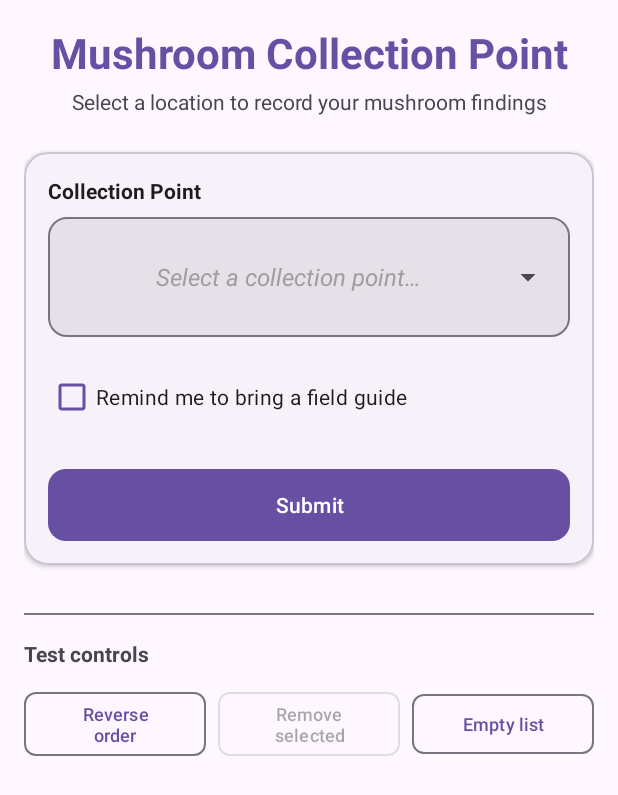
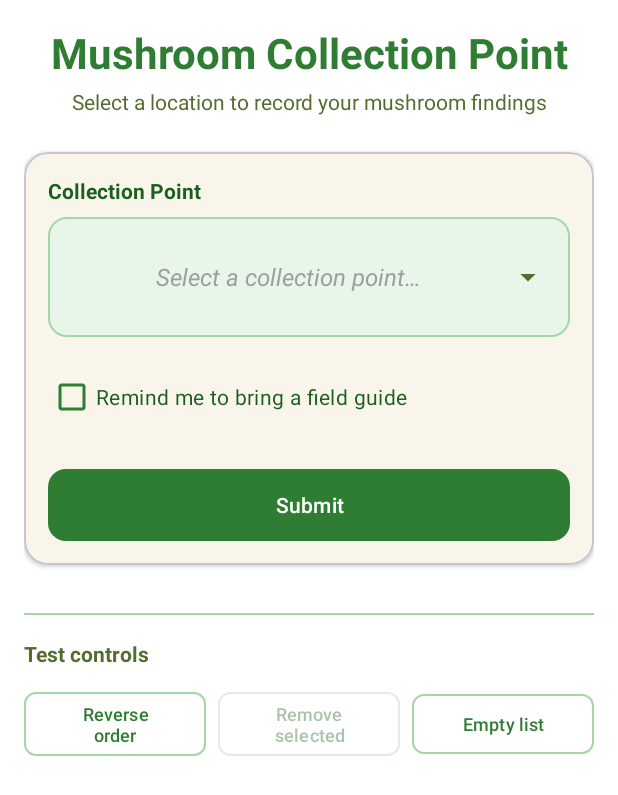
Before and after one commit to Kiamapatrick/ArrayAdapter, an Android app: the screen it shows after launch (MainActivity), on a phone screen of 412 x 824 dp. Shown: the top 795 px of the screen. Run offline under Robolectric (Android 15) with nearby library versions, the phone set to English and light mode, and no system bars; 1 statement that could not run was skipped.

Commit message:
Fix theme, selection state, rotation list restore, add gradle wrapper

```diff
--- a/app/src/main/java/com/example/arrayadapter/MainActivity.java
+++ b/app/src/main/java/com/example/arrayadapter/MainActivity.java
@@ -4,7 +4,6 @@ import android.os.Bundle;
 import android.util.Log;
 import android.view.View;
 import android.widget.AdapterView;
-import android.widget.ArrayAdapter;
 import android.widget.CheckBox;
 import android.widget.Spinner;
 import android.widget.TextView;
@@ -30,6 +29,8 @@ public class MainActivity extends AppCompatActivity {
     private static final String KEY_SELECTED_ID = "selected_id";
     private static final String KEY_CHECKBOX_STATE = "checkbox_state";
     private static final String KEY_CONFIRMATION_VISIBLE = "confirmation_visible";
+    private static final String KEY_OPTION_IDS = "option_ids";
+    private static final String KEY_IS_LIST_EMPTY = "is_list_empty";
 
     // UI components
     private Spinner spinnerCollectionPoint;
@@ -47,7 +48,7 @@ public class MainActivity extends AppCompatActivity {
 
     // Data
     private List<CollectionPoint> collectionPoints;
-    private List<CollectionPoint> originalCollectionPoints; // For restore
+    private List<CollectionPoint> originalCollectionPoints; // Master list for lookup
     private CollectionPointAdapter adapter;
     private int selectedId = -1; // -1 means prompt selected
     private boolean checkboxState = false;
@@ -66,13 +67,19 @@ public class MainActivity extends AppCompatActivity {
         });
 
         initViews();
-        initData();
+        initMasterData();
+
+        // Disable spinner's own save/restore; we handle it via stable IDs
+        spinnerCollectionPoint.setSaveEnabled(false);
+
         setupSpinner();
         setupListeners();
 
         if (savedInstanceState != null) {
             restoreState(savedInstanceState);
         } else {
+            // Initial setup with full list
+            rebuildCollectionPointsFromMaster();
             updateUiForDataState();
         }
     }
@@ -92,18 +99,47 @@ public class MainActivity extends AppCompatActivity {
         tvEmptyState = findViewById(R.id.tvEmptyState);
     }
 
-    private void initData() {
-        // Create synthetic data with stable IDs
+    private void initMasterData() {
+        // Master list (never modified) for looking up labels by ID
+        originalCollectionPoints = new ArrayList<>();
+        originalCollectionPoints.add(new CollectionPoint(-1, getString(R.string.spinner_prompt)));
+        originalCollectionPoints.add(new CollectionPoint(101, "Karura Forest"));
+        originalCollectionPoints.add(new CollectionPoint(102, "Ngong Hills"));
+        originalCollectionPoints.add(new CollectionPoint(103, "Aberdare Edge"));
+        originalCollectionPoints.add(new CollectionPoint(104, "Kakamega Forest"));
+        originalCollectionPoints.add(new CollectionPoint(105, "Mt. Kenya Lower Slopes"));
+
+        // Start with full list
+        rebuildCollectionPointsFromMaster();
+    }
+
+    /** Rebuilds collectionPoints from originalCollectionPoints (used for initial setup and "Restore list"). */
+    private void rebuildCollectionPointsFromMaster() {
+        collectionPoints = new ArrayList<>(originalCollectionPoints);
+        isListEmpty = false;
+        btnEmptyList.setText(R.string.btn_empty_list);
+    }
+
+    /** Rebuilds collectionPoints from a saved array of option IDs (for rotation restore). */
+    private void rebuildCollectionPointsFromIds(int[] savedIds) {
         collectionPoints = new ArrayList<>();
-        collectionPoints.add(new CollectionPoint(-1, getString(R.string.spinner_prompt))); // Prompt row
-        collectionPoints.add(new CollectionPoint(101, "Karura Forest"));
-        collectionPoints.add(new CollectionPoint(102, "Ngong Hills"));
-        collectionPoints.add(new CollectionPoint(103, "Aberdare Edge"));
-        collectionPoints.add(new CollectionPoint(104, "Kakamega Forest"));
-        collectionPoints.add(new CollectionPoint(105, "Mt. Kenya Lower Slopes"));
+        // Always add prompt first
+        collectionPoints.add(new CollectionPoint(-1, getString(R.string.spinner_prompt)));
+        // Add saved IDs in order, looking up labels from master list
+        for (int id : savedIds) {
+            if (id == -1) continue; // Skip prompt if somehow saved
+            CollectionPoint masterPoint = findInMaster(id);
+            if (masterPoint != null) {
+                collectionPoints.add(new CollectionPoint(masterPoint.getId(), masterPoint.getLabel()));
+            }
+        }
+    }
 
-        // Keep a copy for restore
-        originalCollectionPoints = new ArrayList<>(collectionPoints);
+    private CollectionPoint findInMaster(int id) {
+        for (CollectionPoint p : originalCollectionPoints) {
+            if (p.getId() == id) return p;
+        }
+        return null;
     }
 
     private void setupSpinner() {
@@ -115,18 +151,33 @@ public class MainActivity extends AppCompatActivity {
             public void onItemSelected(AdapterView<?> parent, View view, int position, long id) {
                 CollectionPoint point = adapter.getItem(position);
                 if (point != null) {
-                    selectedId = point.getId();
+                    int newId = point.getId();
+                    boolean idChanged = (newId != selectedId);
+                    selectedId = newId;
                     Log.d("SelectionTrace", "position=" + position + " id=" + point.getId() + " label=" + point.getLabel());
+
                     // Clear error when user selects a valid item
                     if (selectedId != -1) {
                         tvError.setVisibility(View.GONE);
                     }
+
+                    // If selection changed (including to prompt), hide stale confirmation
+                    if (idChanged) {
+                        confirmationVisible = false;
+                        cardConfirmation.setVisibility(View.GONE);
+                    }
+
+                    // Enable/disable Remove button based on valid selection
+                    updateUiForDataState();
                 }
             }
 
             @Override
             public void onNothingSelected(AdapterView<?> parent) {
                 selectedId = -1;
+                confirmationVisible = false;
+                cardConfirmation.setVisibility(View.GONE);
+                updateUiForDataState();
             }
         });
     }
@@ -192,19 +243,20 @@ public class MainActivity extends AppCompatActivity {
         // Remove the selected item from the list
         collectionPoints.removeIf(point -> point.getId() == selectedId);
 
-        // If we removed the last real option, only prompt remains
+        // Hide confirmation card since the selected option is gone
+        confirmationVisible = false;
+        cardConfirmation.setVisibility(View.GONE);
+
+        // Show message that choice is no longer available
+        Toast.makeText(this, R.string.toast_choice_unavailable, Toast.LENGTH_SHORT).show();
+
         rebuildAdapter();
-
-        // After removal, selectedId may no longer exist in list
-        // The spinner will show prompt (position 0) and onItemSelected will fire with id=-1
     }
 
     private void handleToggleEmptyList() {
         if (isListEmpty) {
-            // Restore list
-            collectionPoints = new ArrayList<>(originalCollectionPoints);
-            isListEmpty = false;
-            btnEmptyList.setText(R.string.btn_empty_list);
+            // Restore list from master
+            rebuildCollectionPointsFromMaster();
         } else {
             // Empty list - keep only prompt
             collectionPoints = new ArrayList<>();
@@ -273,16 +325,49 @@ public class MainActivity extends AppCompatActivity {
         outState.putInt(KEY_SELECTED_ID, selectedId);
         outState.putBoolean(KEY_CHECKBOX_STATE, checkboxState);
         outState.putBoolean(KEY_CONFIRMATION_VISIBLE, confirmationVisible);
+        outState.putBoolean(KEY_IS_LIST_EMPTY, isListEmpty);
+
+        // Save current option IDs in order (excluding prompt)
+        int[] optionIds = new int[collectionPoints.size() - 1]; // minus prompt
+        for (int i = 1; i < collectionPoints.size(); i++) {
+            optionIds[i - 1] = collectionPoints.get(i).getId();
+        }
+        outState.putIntArray(KEY_OPTION_IDS, optionIds);
     }
 
     private void restoreState(@NonNull Bundle savedInstanceState) {
         selectedId = savedInstanceState.getInt(KEY_SELECTED_ID, -1);
         checkboxState = savedInstanceState.getBoolean(KEY_CHECKBOX_STATE, false);
         confirmationVisible = savedInstanceState.getBoolean(KEY_CONFIRMATION_VISIBLE, false);
+        isListEmpty = savedInstanceState.getBoolean(KEY_IS_LIST_EMPTY, false);
+
+        // Restore list from saved option IDs
+        int[] savedOptionIds = savedInstanceState.getIntArray(KEY_OPTION_IDS);
+        if (savedOptionIds != null && savedOptionIds.length > 0) {
+            rebuildCollectionPointsFromIds(savedOptionIds);
+        } else if (isListEmpty) {
+            // Empty list state: only prompt
+            collectionPoints = new ArrayList<>();
+            collectionPoints.add(new CollectionPoint(-1, getString(R.string.spinner_prompt)));
+        } else {
+            // Fallback: full list
+            rebuildCollectionPointsFromMaster();
+        }
+
+        // Update button text for empty/restore state
+        if (isListEmpty) {
+            btnEmptyList.setText(R.string.btn_restore_list);
+        } else {
+            btnEmptyList.setText(R.string.btn_empty_list);
+        }
 
         cbReminder.setChecked(checkboxState);
 
-        // Rebuild list first (in case data changed), then find position by ID
+        // Rebuild adapter with restored list
+        adapter = new CollectionPointAdapter(this, collectionPoints);
+        spinnerCollectionPoint.setAdapter(adapter);
+
+        // Find position by matching stable ID
         int positionToSelect = findPositionById(selectedId);
 
         // Check if saved ID still exists in current list
@@ -296,6 +381,8 @@ public class MainActivity extends AppCompatActivity {
 
         spinnerCollectionPoint.setSelection(positionToSelect);
 
+        Log.d("SelectionTrace", "restore savedId=" + selectedId + " position=" + positionToSelect);
+
         if (confirmationVisible && selectedId != -1) {
             updateConfirmationCard();
             cardConfirmation.setVisibility(View.VISIBLE);
--- a/app/src/main/res/values-night/themes.xml
+++ b/app/src/main/res/values-night/themes.xml
@@ -1,7 +1,20 @@
 <resources xmlns:tools="http://schemas.android.com/tools">
     <!-- Base application theme. -->
     <style name="Base.Theme.ArrayAdapter" parent="Theme.Material3.DayNight.NoActionBar">
-        <!-- Customize your dark theme here. -->
-        <!-- <item name="colorPrimary">@color/my_dark_primary</item> -->
+        <!-- Dark theme colors from values-night/colors.xml -->
+        <item name="colorPrimary">@color/primary_deep_green</item>
+        <item name="colorOnPrimary">@color/black</item>
+        <item name="colorSecondary">@color/accent_warm_brown</item>
+        <item name="colorOnSecondary">@color/black</item>
+        <item name="android:colorBackground">@color/background_cream</item>
+        <item name="colorSurface">@color/surface_white</item>
+        <item name="colorSurfaceContainerLow">#2E2E2E</item>
+        <item name="colorSurfaceContainerHighest">#3E3E3E</item>
+        <item name="colorError">@color/error_red</item>
+        <item name="colorOnSurface">@color/label_text</item>
+        <item name="colorOnSurfaceVariant">#A5D6A7</item>
+        <item name="colorOutline">#4CAF50</item>
     </style>
+
+    <style name="Theme.ArrayAdapter" parent="Base.Theme.ArrayAdapter" />
 </resources>
--- a/app/src/main/res/values/themes.xml
+++ b/app/src/main/res/values/themes.xml
@@ -1,8 +1,19 @@
 <resources xmlns:tools="http://schemas.android.com/tools">
     <!-- Base application theme. -->
     <style name="Base.Theme.ArrayAdapter" parent="Theme.Material3.DayNight.NoActionBar">
-        <!-- Customize your light theme here. -->
-        <!-- <item name="colorPrimary">@color/my_light_primary</item> -->
+        <!-- Light theme colors from colors.xml -->
+        <item name="colorPrimary">@color/primary_deep_green</item>
+        <item name="colorOnPrimary">@color/white</item>
+        <item name="colorSecondary">@color/accent_warm_brown</item>
+        <item name="colorOnSecondary">@color/white</item>
+        <item name="android:colorBackground">@color/background_cream</item>
+        <item name="colorSurface">@color/surface_white</item>
+        <item name="colorSurfaceContainerLow">@color/background_cream</item>
+        <item name="colorSurfaceContainerHighest">#E8F5E9</item>
+        <item name="colorError">@color/error_red</item>
+        <item name="colorOnSurface">@color/label_text</item>
+        <item name="colorOnSurfaceVariant">#556B2F</item>
+        <item name="colorOutline">#A5D6A7</item>
     </style>
 
     <style name="Theme.ArrayAdapter" parent="Base.Theme.ArrayAdapter" />
```
Also changed, not shown: 4 other files.
